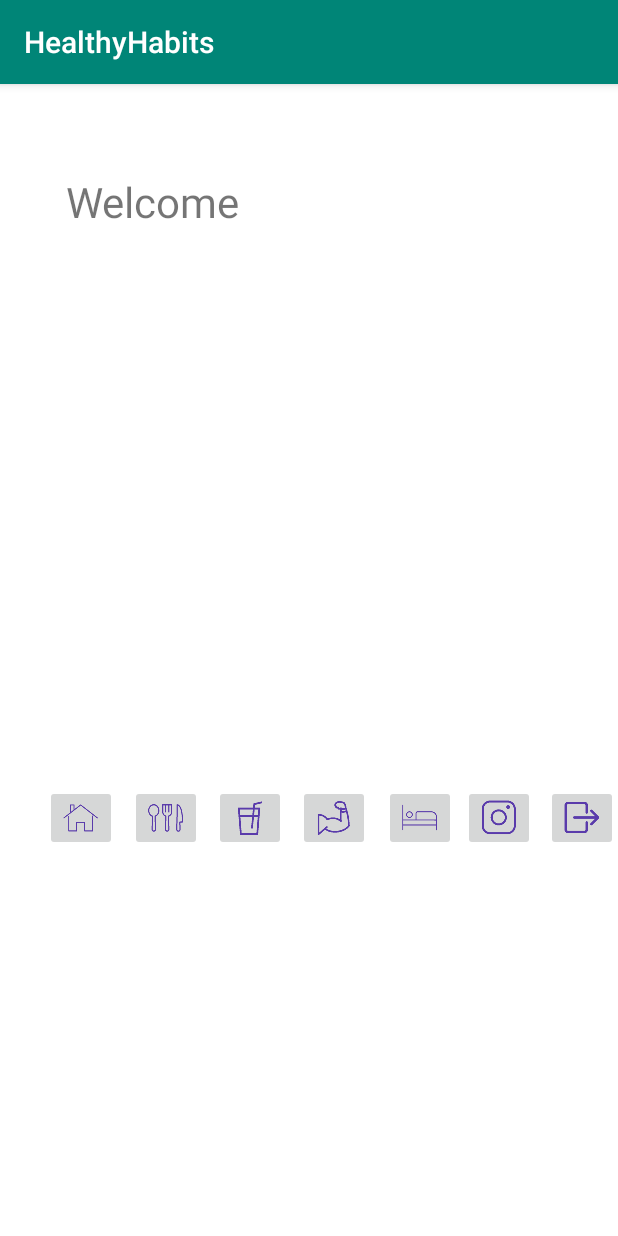
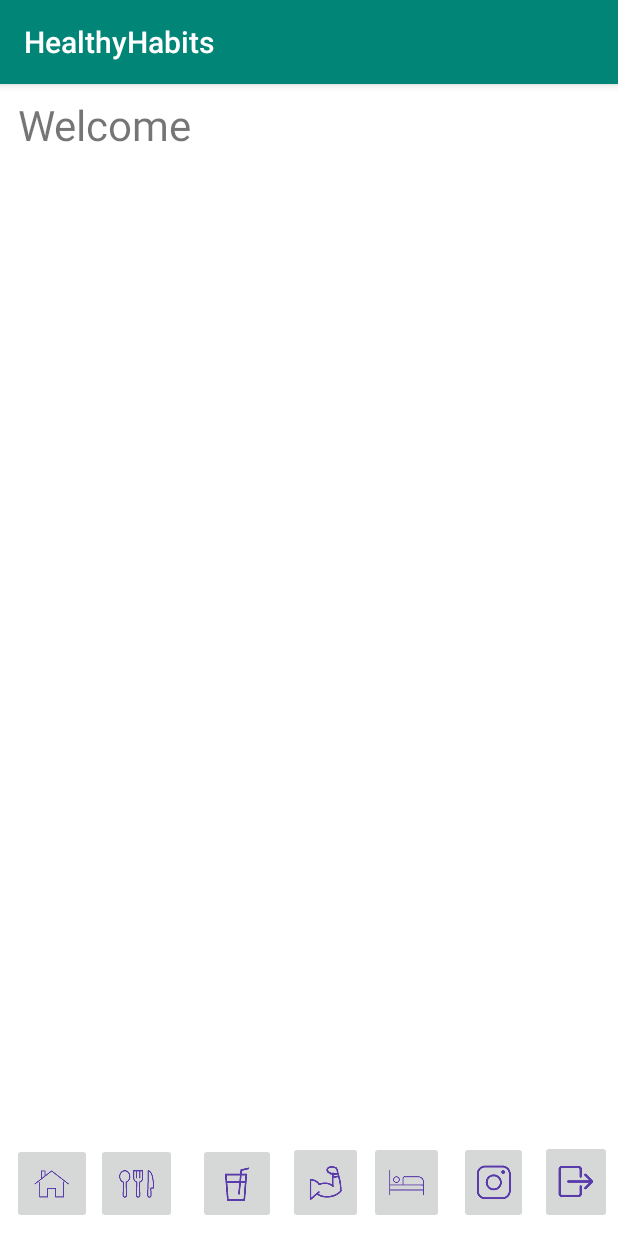
Before and after one commit to doneill123/HealthyHabitsProject, an Android app: the screen it shows after launch once a user with an empty profile is signed in (HomeActivity), on a phone screen of 412 x 824 dp. Run offline under Robolectric (Android 15) with nearby library versions, the phone set to English and light mode, and no system bars; our stand-ins replace Firebase (no records; nobody signed in at launch, a user with empty details on screens opened directly).

Commit message:
Buttons alligned to bottom of page

```diff
--- a/app/src/main/AndroidManifest.xml
+++ b/app/src/main/AndroidManifest.xml
@@ -4,6 +4,13 @@
     package="com.example.danieloneill.healthyhabits">
 
     <uses-permission android:name="android.permission.INTERNET" />
+
+
+    <supports-screens
+        android:largeScreens="true"
+        android:normalScreens="true"
+        android:smallScreens="true"
+        android:xlargeScreens="true" />
 
     <application
         android:allowBackup="true"
--- a/app/src/main/res/layout/activity_home.xml
+++ b/app/src/main/res/layout/activity_home.xml
@@ -1,106 +1,117 @@
 <?xml version="1.0" encoding="utf-8"?>
-<RelativeLayout xmlns:android="http://schemas.android.com/apk/res/android"
+<android.support.constraint.ConstraintLayout xmlns:android="http://schemas.android.com/apk/res/android"
     xmlns:app="http://schemas.android.com/apk/res-auto"
     xmlns:tools="http://schemas.android.com/tools"
-    android:background="#FFFFFF"
     android:layout_width="match_parent"
     android:layout_height="match_parent"
+    android:background="#FFFFFF"
     tools:context=".HomeActivity">
 
 
     <ImageButton
         android:id="@+id/buttonHome"
-        android:text="@string/buttonHome"
-        android:layout_width="wrap_content"
-        android:layout_height="wrap_content"
+        android:layout_width="53dp"
+        android:layout_height="54dp"
         android:layout_alignParentTop="true"
         android:layout_alignParentEnd="true"
-        android:layout_marginTop="467dp"
-        android:layout_marginEnd="334dp"
+        android:layout_marginStart="8dp"
+        android:layout_marginBottom="8dp"
+        android:text="@string/buttonHome"
+        app:layout_constraintBottom_toBottomOf="parent"
+        app:layout_constraintStart_toStartOf="parent"
         app:srcCompat="@drawable/home" />
 
     <ImageButton
         android:id="@+id/buttonFood"
-        android:text="@string/buttonFood"
-        android:layout_width="wrap_content"
-        android:layout_height="wrap_content"
+        android:layout_width="54dp"
+        android:layout_height="54dp"
         android:layout_alignParentTop="true"
         android:layout_alignParentEnd="true"
-        android:layout_marginTop="467dp"
-        android:layout_marginEnd="277dp"
+        android:layout_marginStart="56dp"
+        android:layout_marginBottom="8dp"
+        android:text="@string/buttonFood"
+        app:layout_constraintBottom_toBottomOf="parent"
+        app:layout_constraintStart_toStartOf="@+id/buttonHome"
         app:srcCompat="@drawable/food" />
 
     <ImageButton
         android:id="@+id/buttonDrink"
-        android:text="@string/buttonDrink"
-        android:layout_width="wrap_content"
-        android:layout_height="wrap_content"
+        android:layout_width="52dp"
+        android:layout_height="54dp"
         android:layout_alignParentTop="true"
         android:layout_alignParentEnd="true"
-        android:layout_marginTop="467dp"
-        android:layout_marginEnd="221dp"
+        android:layout_marginStart="124dp"
+        android:layout_marginBottom="8dp"
+        android:text="@string/buttonDrink"
+        app:layout_constraintBottom_toBottomOf="parent"
+        app:layout_constraintStart_toStartOf="@+id/buttonHome"
         app:srcCompat="@drawable/drink" />
 
     <ImageButton
         android:id="@+id/buttonExercise"
-        android:text="@string/buttonExercise"
-        android:layout_width="wrap_content"
-        android:layout_height="wrap_content"
+        android:layout_width="50dp"
+        android:layout_height="55dp"
         android:layout_alignParentTop="true"
         android:layout_alignParentEnd="true"
-        android:layout_marginTop="467dp"
-        android:layout_marginEnd="165dp"
+        android:layout_marginStart="184dp"
+        android:layout_marginBottom="8dp"
+        android:text="@string/buttonExercise"
+        app:layout_constraintBottom_toBottomOf="parent"
+        app:layout_constraintStart_toStartOf="@+id/buttonHome"
         app:srcCompat="@drawable/exercise" />
 
     <ImageButton
         android:id="@+id/buttonSleep"
-        android:text="@string/buttonSleep"
-        android:layout_width="wrap_content"
-        android:layout_height="wrap_content"
+        android:layout_width="50dp"
+        android:layout_height="55dp"
         android:layout_alignParentTop="true"
         android:layout_alignParentEnd="true"
-        android:layout_marginTop="467dp"
-        android:layout_marginEnd="108dp"
+        android:layout_marginEnd="112dp"
+        android:layout_marginBottom="8dp"
+        android:text="@string/buttonSleep"
+        app:layout_constraintBottom_toBottomOf="parent"
+        app:layout_constraintEnd_toEndOf="@+id/buttonLogout"
         app:srcCompat="@drawable/sleep" />
 
     <ImageButton
         android:id="@+id/buttonSocial"
-        android:text="@string/buttonSocial"
-        android:layout_width="wrap_content"
-        android:layout_height="wrap_content"
+        android:layout_width="46dp"
+        android:layout_height="55dp"
         android:layout_alignParentTop="true"
         android:layout_alignParentEnd="true"
-        android:layout_marginTop="467dp"
-        android:layout_marginEnd="55dp"
-        android:layout_marginBottom="-43dp"
+        android:layout_marginEnd="56dp"
+        android:layout_marginBottom="8dp"
+        android:text="@string/buttonSocial"
+        app:layout_constraintBottom_toBottomOf="parent"
+        app:layout_constraintEnd_toEndOf="@+id/buttonLogout"
         app:srcCompat="@drawable/social" />
 
     <ImageButton
         android:id="@+id/buttonLogout"
-        android:layout_width="wrap_content"
-        android:layout_height="wrap_content"
+        android:layout_width="48dp"
+        android:layout_height="56dp"
         android:layout_alignParentTop="true"
         android:layout_alignParentEnd="true"
-        android:layout_marginTop="467dp"
-        android:layout_marginEnd="0dp"
+        android:layout_marginEnd="4dp"
+        android:layout_marginBottom="8dp"
+        app:layout_constraintBottom_toBottomOf="parent"
+        app:layout_constraintEnd_toEndOf="parent"
         app:srcCompat="@drawable/logout" />
 
     <TextView
         android:id="@+id/textViewUserEmail"
-        android:textSize="28dp"
-        android:layout_width="250dp"
-        android:layout_height="wrap_content"
+        android:layout_width="388dp"
+        android:layout_height="56dp"
         android:layout_alignParentStart="true"
         android:layout_alignParentTop="true"
-        android:layout_marginStart="44dp"
-        android:layout_marginTop="59dp"
-        android:text="TextView" />
+        android:layout_marginStart="8dp"
+        android:layout_marginTop="8dp"
+        android:layout_marginEnd="8dp"
+        android:text="TextView"
+        android:textSize="28dp"
+        app:layout_constraintEnd_toEndOf="parent"
+        app:layout_constraintStart_toStartOf="parent"
+        app:layout_constraintTop_toTopOf="parent" />
 
 
-
-
-
-
-
-
-</RelativeLayout>
+</android.support.constraint.ConstraintLayout>
--- a/app/src/main/res/layout/activity_main.xml
+++ b/app/src/main/res/layout/activity_main.xml
@@ -13,8 +13,6 @@
         android:layout_centerHorizontal="true"
         android:layout_centerVertical="true"
         android:orientation="vertical">
-
-
 
         <EditText
             android:layout_margin="15dp"
```
Also changed, not shown: app/src/main/logo-web.png, app/src/main/res/mipmap-hdpi/logo.png, app/src/main/res/mipmap-mdpi/logo.png, app/src/main/res/mipmap-xhdpi/logo.png, app/src/main/res/mipmap-xxhdpi/logo.png, app/src/main/res/mipmap-xxxhdpi/logo.png, app/src/main/social-web.png (added).
